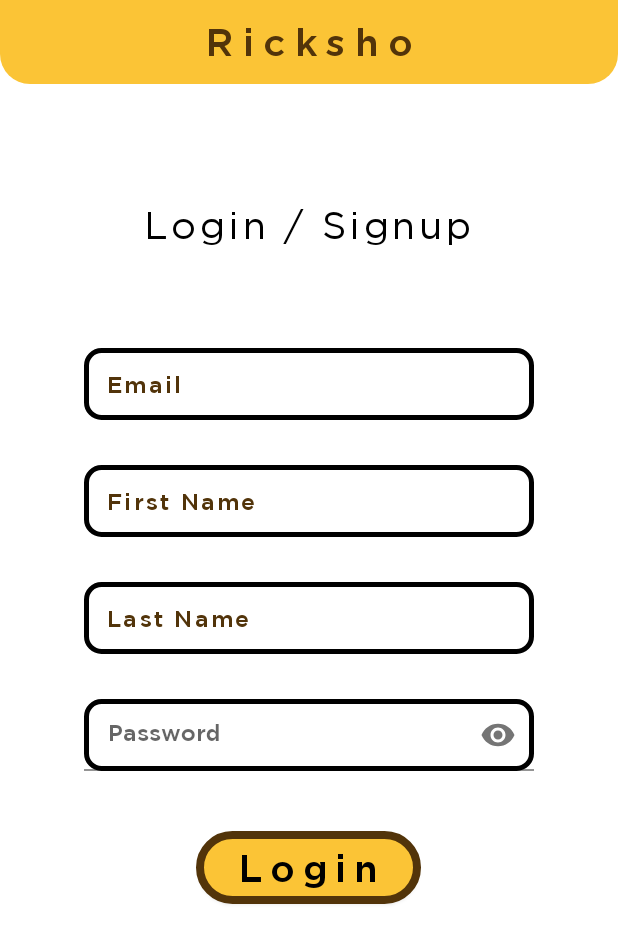
After one commit to vgpl2000/Ricksho, an Android app: the user_login screen opened directly, with no data from a screen before it, on a phone screen of 412 x 824 dp. The commit adds this screen. Shown: the top 943 px of the screen. Run offline under Robolectric (Android 15) with nearby library versions, the phone set to English and light mode, and no system bars; our stand-ins replace Firebase (no records; nobody signed in at launch, a user with empty details on screens opened directly).

Commit message:
user login signing in

```diff
--- a/app/build.gradle
+++ b/app/build.gradle
@@ -37,6 +37,9 @@ dependencies {
     implementation 'com.google.firebase:firebase-database:20.1.0'
     implementation 'com.airbnb.android:lottie:6.0.0'
     testImplementation 'junit:junit:4.13.2'
+    implementation 'com.google.android.material:material:1.8.0'
+    implementation platform('com.google.firebase:firebase-bom:31.5.0')
+    implementation 'com.google.firebase:firebase-auth'
     androidTestImplementation 'androidx.test.ext:junit:1.1.5'
     androidTestImplementation 'androidx.test.espresso:espresso-core:3.5.1'
 }
--- a/app/src/main/AndroidManifest.xml
+++ b/app/src/main/AndroidManifest.xml
@@ -12,6 +12,9 @@
         android:theme="@style/Theme.Ricksho"
         tools:targetApi="31">
         <activity
+            android:name=".user_login"
+            android:exported="false" />
+        <activity
             android:name=".MainActivity"
             android:exported="true">
             <intent-filter>
--- a/app/src/main/java/com/example/ricksho/MainActivity.java
+++ b/app/src/main/java/com/example/ricksho/MainActivity.java
@@ -3,18 +3,22 @@ package com.example.ricksho;
 import androidx.appcompat.app.AppCompatActivity;
 import androidx.core.content.ContextCompat;
 
+import android.content.Intent;
 import android.graphics.drawable.Drawable;
 import android.os.Build;
 import android.os.Bundle;
+import android.view.View;
 import android.view.Window;
 import android.view.WindowManager;
 import android.widget.Button;
 import android.widget.ImageView;
+import android.widget.TextView;
 
 import com.airbnb.lottie.LottieAnimationView;
 
 public class MainActivity extends AppCompatActivity {
-    Button btn_hire;
+    Button btn_hire,btn_login;
+    TextView btn_driver;
 
 
     @Override
@@ -28,9 +32,17 @@ public class MainActivity extends AppCompatActivity {
             window.addFlags(WindowManager.LayoutParams.FLAG_DRAWS_SYSTEM_BAR_BACKGROUNDS);
             window.setStatusBarColor(ContextCompat.getColor(this, R.color.yellow));
         }
+        btn_hire=findViewById(R.id.btn_hire);
+        btn_login=findViewById(R.id.reg_user);
+        btn_driver=findViewById(R.id.reg_driver);
 
-
-        btn_hire=findViewById(R.id.btn_hire);
+        btn_login.setOnClickListener(new View.OnClickListener() {
+            @Override
+            public void onClick(View view) {
+                Intent intent = new Intent(MainActivity.this, user_login.class);
+                startActivity(intent);
+            }
+        });
 
     }
 }
--- /dev/null
+++ b/app/src/main/java/com/example/ricksho/user_login.java
@@ -0,0 +1,129 @@
+package com.example.ricksho;
+
+import androidx.annotation.NonNull;
+import androidx.appcompat.app.AppCompatActivity;
+import androidx.core.content.ContextCompat;
+
+import android.os.Build;
+import android.os.Bundle;
+import android.text.method.PasswordTransformationMethod;
+import android.view.View;
+import android.view.Window;
+import android.view.WindowManager;
+import android.widget.Button;
+import android.widget.EditText;
+import android.widget.Toast;
+
+import com.google.android.gms.tasks.OnCompleteListener;
+import com.google.android.gms.tasks.Task;
+import com.google.android.material.textfield.TextInputEditText;
+import com.google.android.material.textfield.TextInputLayout;
+import com.google.firebase.auth.AuthResult;
+import com.google.firebase.auth.FirebaseAuth;
+import com.google.firebase.auth.FirebaseUser;
+import com.google.firebase.database.FirebaseDatabase;
+
+import java.util.regex.Pattern;
+
+public class user_login extends AppCompatActivity {
+    Button btn_login;
+    EditText email,f_name,l_name;
+    String txtemail,txtfname,txtlname,txtpass;
+    private FirebaseAuth mAuth;
+
+
+    @Override
+    protected void onCreate(Bundle savedInstanceState) {
+        super.onCreate(savedInstanceState);
+        setContentView(R.layout.activity_user_login);
+
+        //Initialing Firebase Auth
+        mAuth = FirebaseAuth.getInstance();
+
+        //To change color of status bar
+        if (Build.VERSION.SDK_INT >= Build.VERSION_CODES.LOLLIPOP) {
+            Window window = getWindow();
+            window.addFlags(WindowManager.LayoutParams.FLAG_DRAWS_SYSTEM_BAR_BACKGROUNDS);
+            window.setStatusBarColor(ContextCompat.getColor(this, R.color.yellow));
+        }
+
+        // Set the transformation method to show/hide the password
+        TextInputEditText editTextPassword = findViewById(R.id.editTextPassword);
+        editTextPassword.setTransformationMethod(new PasswordTransformationMethod());
+
+        // Get a reference to the password toggle and set a listener
+        TextInputLayout textInputLayout = findViewById(R.id.password);
+        textInputLayout.setEndIconOnClickListener(new View.OnClickListener() {
+            @Override
+            public void onClick(View v) {
+                if (editTextPassword.getTransformationMethod() instanceof PasswordTransformationMethod) {
+                    editTextPassword.setTransformationMethod(null);
+                } else {
+                    editTextPassword.setTransformationMethod(new PasswordTransformationMethod());
+                }
+            }
+        });
+
+        btn_login=findViewById(R.id.btn_login);
+        email=findViewById(R.id.email);
+        f_name=findViewById(R.id.f_name);
+        l_name=findViewById(R.id.l_name);
+
+        btn_login.setOnClickListener(new View.OnClickListener() {
+            @Override
+            public void onClick(View view) {
+                txtemail=email.getText().toString().trim();
+                txtfname=f_name.getText().toString();
+                txtlname=l_name.getText().toString();
+                txtpass=editTextPassword.getText().toString();
+                if(txtemail.isEmpty()){
+                    email.setError("Please enter a Email!");
+                }
+                else if(!android.util.Patterns.EMAIL_ADDRESS.matcher(txtemail).matches()){
+                    email.setError("Please enter a valid Email!");
+                }
+                else if(txtfname.isEmpty()){
+                    f_name.setError("First Name cannot be Empty!");
+                }
+                else if(txtlname.isEmpty()){
+                    l_name.setError("Last Name cannot be Empty!");
+                }
+                else if(txtpass.isEmpty()){
+                    editTextPassword.setError("Password cannot be Empty!");
+                }
+                else{
+                    FirebaseUser currentUser=mAuth.getCurrentUser();
+                    if(currentUser!=null){
+                        mAuth.signInWithEmailAndPassword(txtemail,txtpass)
+                                .addOnCompleteListener(user_login.this, new OnCompleteListener<AuthResult>() {
+                                    @Override
+                                    public void onComplete(@NonNull Task<AuthResult> task) {
+                                        if(task.isSuccessful()){
+                                            Toast.makeText(user_login.this, "User signed In", Toast.LENGTH_SHORT).show();
+                                        }
+                                        else {
+                                            Toast.makeText(user_login.this, "Authentication failed in sign in",Toast.LENGTH_SHORT).show();
+                                        }
+                                    }
+                                });
+                    }else{
+                        mAuth.createUserWithEmailAndPassword(txtemail,txtpass)
+                                .addOnCompleteListener(user_login.this, new OnCompleteListener<AuthResult>() {
+                            @Override
+                            public void onComplete(@NonNull Task<AuthResult> task) {
+                                if(task.isSuccessful()){
+                                    FirebaseUser user=mAuth.getCurrentUser();
+                                    Toast.makeText(user_login.this, "User signed In", Toast.LENGTH_SHORT).show();
+                                }else{
+                                    Toast.makeText(user_login.this, "Authentication failed.",
+                                            Toast.LENGTH_SHORT).show();
+                                }
+                            }
+                        });
+                    }
+                }
+            }
+        });
+    }
+
+}
--- /dev/null
+++ b/app/src/main/res/drawable/edittext_bg.xml
@@ -0,0 +1,16 @@
+<?xml version="1.0" encoding="utf-8"?>
+<selector xmlns:android="http://schemas.android.com/apk/res/android">
+
+        <item>
+            <shape android:shape="rectangle">
+                <corners android:topRightRadius="10dp"
+                    android:topLeftRadius="10dp"
+                    android:bottomRightRadius="10dp"
+                    android:bottomLeftRadius="10dp"/>
+                <solid android:color="@color/white" />
+                <stroke android:color="@color/black"
+                    android:width="3dp" />
+            </shape>
+        </item>
+
+</selector>
--- /dev/null
+++ b/app/src/main/res/layout/activity_user_login.xml
@@ -0,0 +1,159 @@
+<?xml version="1.0" encoding="utf-8"?>
+<androidx.constraintlayout.widget.ConstraintLayout xmlns:android="http://schemas.android.com/apk/res/android"
+    xmlns:app="http://schemas.android.com/apk/res-auto"
+    xmlns:tools="http://schemas.android.com/tools"
+    android:layout_width="match_parent"
+    android:layout_height="match_parent"
+    tools:context=".user_login">
+
+    <androidx.appcompat.widget.Toolbar
+        android:id="@+id/toolbar"
+        android:layout_width="match_parent"
+        android:layout_height="wrap_content"
+        android:background="@drawable/toolbar_back"
+        android:fitsSystemWindows="true"
+        app:layout_constraintEnd_toEndOf="parent"
+        app:layout_constraintStart_toStartOf="parent"
+        app:layout_constraintTop_toTopOf="parent">
+
+        <TextView
+            android:layout_width="wrap_content"
+            android:layout_height="wrap_content"
+            android:layout_gravity="center"
+            android:fontFamily="@font/gotham_m"
+            android:letterSpacing="0.25"
+            android:text="Ricksho"
+            android:textColor="@color/d_brown"
+            android:textSize="25dp" />
+    </androidx.appcompat.widget.Toolbar>
+
+    <TextView
+        android:id="@+id/title"
+        android:layout_width="wrap_content"
+        android:layout_height="wrap_content"
+        android:layout_marginTop="80dp"
+        android:fontFamily="@font/gotham_book"
+        android:letterSpacing="0.1"
+        android:text="Login / Signup"
+        android:textColor="@color/black"
+        android:textSize="25sp"
+        app:layout_constraintEnd_toEndOf="parent"
+        app:layout_constraintHorizontal_bias="0.498"
+        app:layout_constraintStart_toStartOf="parent"
+        app:layout_constraintTop_toBottomOf="@+id/toolbar" />
+
+    <androidx.appcompat.widget.AppCompatEditText
+        android:id="@+id/email"
+        android:layout_width="300dp"
+        android:layout_height="wrap_content"
+        android:layout_marginTop="68dp"
+        android:inputType="textEmailAddress"
+        android:background="@drawable/edittext_bg"
+        android:fontFamily="@font/gotham_m"
+        android:hint="Email"
+        android:letterSpacing="0.1"
+        android:paddingLeft="15dp"
+        android:paddingRight="15dp"
+        android:textColor="@color/black"
+        android:paddingTop="15dp"
+        android:paddingBottom="15dp"
+        android:textColorHint="@color/d_brown"
+        android:textSize="15sp"
+        app:layout_constraintEnd_toEndOf="parent"
+        app:layout_constraintStart_toStartOf="parent"
+        app:layout_constraintTop_toBottomOf="@id/title" />
+
+    <androidx.appcompat.widget.AppCompatEditText
+        android:id="@+id/f_name"
+        android:layout_width="300dp"
+        android:layout_height="wrap_content"
+        android:layout_marginTop="30dp"
+        android:background="@drawable/edittext_bg"
+        android:textColor="@color/black"
+        android:fontFamily="@font/gotham_m"
+        android:hint="First Name"
+        android:inputType="textPersonName"
+        android:letterSpacing="0.1"
+        android:paddingRight="15dp"
+        android:paddingLeft="15dp"
+        android:paddingTop="15dp"
+        android:paddingBottom="15dp"
+        android:textColorHint="@color/d_brown"
+        android:textSize="15sp"
+        app:layout_constraintEnd_toEndOf="parent"
+        app:layout_constraintStart_toStartOf="parent"
+        app:layout_constraintTop_toBottomOf="@+id/email" />
+    <androidx.appcompat.widget.AppCompatEditText
+        android:id="@+id/l_name"
+        android:layout_width="300dp"
+        android:layout_height="wrap_content"
+        android:layout_marginTop="30dp"
+        android:background="@drawable/edittext_bg"
+        android:fontFamily="@font/gotham_m"
+        android:hint="Last Name"
+        android:letterSpacing="0.1"
+        android:paddingLeft="15dp"
+        android:paddingRight="15dp"
+        android:paddingTop="15dp"
+        android:paddingBottom="15dp"
+        android:inputType="textPersonName"
+        android:textColor="@color/black"
+        android:textColorHint="@color/d_brown"
+        android:textSize="15sp"
+        app:layout_constraintEnd_toEndOf="parent"
+        app:layout_constraintStart_toStartOf="parent"
+        app:layout_constraintTop_toBottomOf="@+id/f_name" />
+
+    <com.google.android.material.textfield.TextInputLayout
+        android:id="@+id/password"
+        android:layout_width="300dp"
+        android:layout_height="wrap_content"
+        android:layout_marginTop="30dp"
+        app:layout_constraintEnd_toEndOf="parent"
+        app:layout_constraintStart_toStartOf="parent"
+        app:layout_constraintTop_toBottomOf="@+id/l_name"
+        app:passwordToggleEnabled="true">
+
+        <com.google.android.material.textfield.TextInputEditText
+            android:id="@+id/editTextPassword"
+            android:layout_width="match_parent"
+            android:fontFamily="@font/gotham_m"
+            android:textColorHint="@color/d_brown"
+            android:textColor="@color/black"
+            android:paddingLeft="15dp"
+            android:paddingTop="15dp"
+            android:paddingRight="15dp"
+            android:paddingBottom="15dp"
+            android:textSize="15sp"
+            android:layout_height="wrap_content"
+            android:width="300dp"
+            android:background="@drawable/edittext_bg"
+            android:hint="Password"
+            android:inputType="textPassword" />
+
+    </com.google.android.material.textfield.TextInputLayout>
+    <androidx.appcompat.widget.AppCompatButton
+        android:id="@+id/btn_login"
+        android:layout_width="150dp"
+        android:layout_height="wrap_content"
+        android:background="@drawable/btn_bg"
+        android:elevation="8dp"
+        android:layout_marginTop="40dp"
+        android:fontFamily="@font/gotham_m"
+        android:gravity="center"
+        android:hapticFeedbackEnabled="true"
+        android:paddingTop="10dp"
+        android:paddingBottom="10dp"
+        android:letterSpacing="0.2"
+        android:text="Login"
+        android:textAllCaps="false"
+        android:textColor="@color/black"
+        android:textSize="25sp"
+        app:layout_constraintBottom_toBottomOf="parent"
+        app:layout_constraintEnd_toEndOf="parent"
+        app:layout_constraintHorizontal_bias="0.498"
+        app:layout_constraintStart_toStartOf="parent"
+        app:layout_constraintTop_toBottomOf="@+id/password"
+        app:layout_constraintVertical_bias="0.0"/>
+
+</androidx.constraintlayout.widget.ConstraintLayout>
```
Also changed, not shown: build.gradle (+7 -1 lines), 1 other file.
